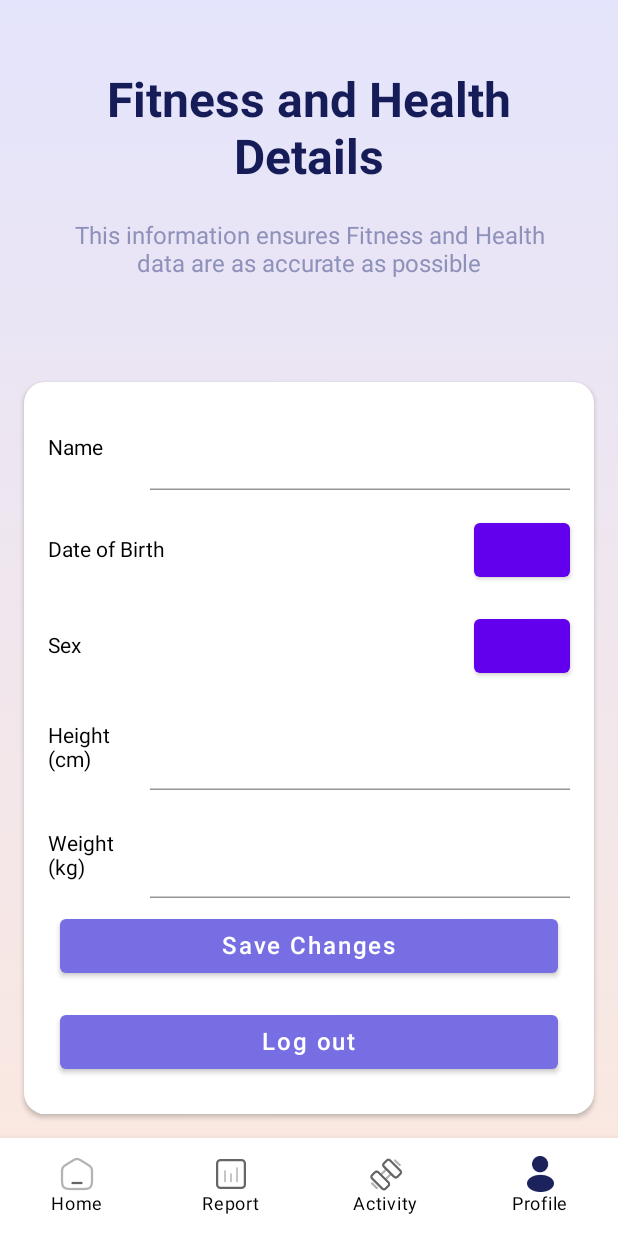
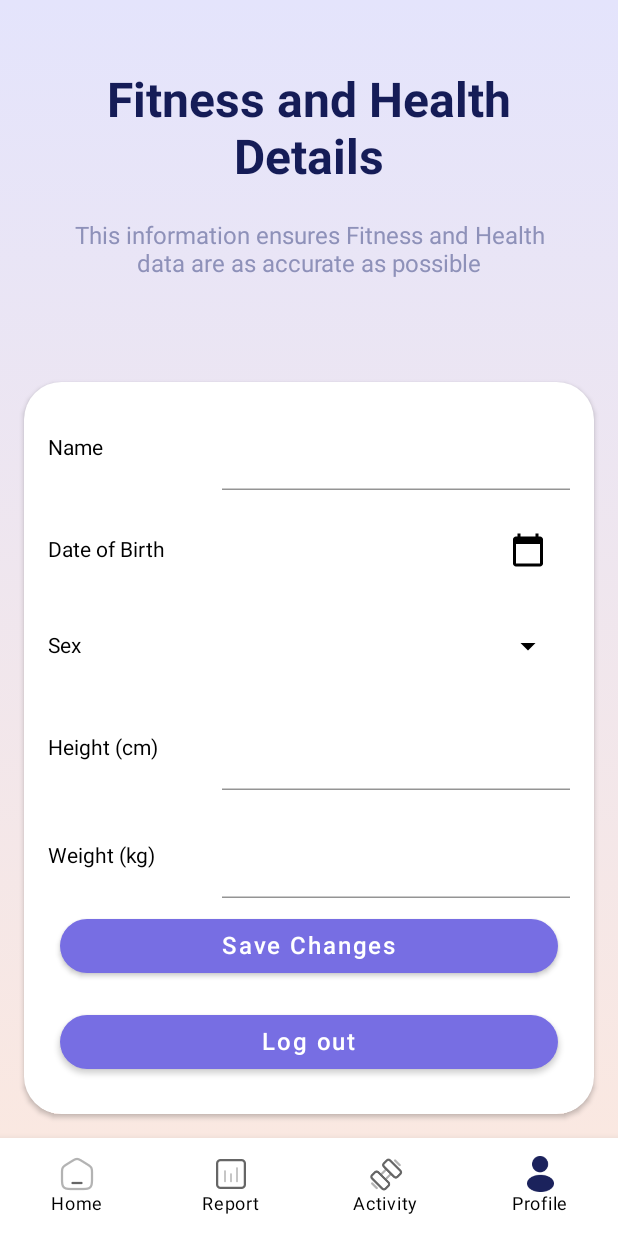
Before and after one commit to Wenshuang-Zhang/FIT5046_Group10, an Android app built with Jetpack Compose: the ProfileScreen screen opened through its navigation route, on a phone screen of 412 x 824 dp. Run offline under Robolectric (Android 15) with nearby library versions, the phone set to English and light mode, and no system bars; our stand-ins replace Firebase (no records; nobody signed in at launch, a user with empty details on screens opened directly).

Commit message:
update some profileScreen details

```diff
--- a/FIT5046_A1/app/src/main/java/com/example/a1/ProfileScreen.kt
+++ b/FIT5046_A1/app/src/main/java/com/example/a1/ProfileScreen.kt
@@ -13,6 +13,9 @@ import androidx.compose.foundation.layout.*
 import androidx.compose.foundation.shape.RoundedCornerShape
 //noinspection UsingMaterialAndMaterial3Libraries
 import androidx.compose.material.*
+import androidx.compose.material.icons.Icons
+import androidx.compose.material.icons.filled.ArrowDropDown
+import androidx.compose.material.icons.filled.CalendarToday
 import androidx.compose.runtime.*
 import androidx.compose.ui.Alignment
 
@@ -22,7 +25,9 @@ import androidx.compose.ui.graphics.Color
 import androidx.compose.ui.platform.LocalContext
 import androidx.compose.ui.text.font.FontWeight
 import androidx.compose.ui.text.style.TextAlign
+import androidx.compose.ui.text.style.TextOverflow
 import androidx.compose.ui.tooling.preview.Preview
+import androidx.compose.ui.unit.DpOffset
 import androidx.compose.ui.unit.dp
 import androidx.compose.ui.unit.sp
 import androidx.navigation.NavHostController
@@ -79,7 +84,7 @@ fun ProfileScreen(navController: NavHostController) {
                 .fillMaxSize()
                 .padding(32.dp),
             horizontalAlignment = Alignment.CenterHorizontally,
-            verticalArrangement = Arrangement.Top // 从顶部开始排列
+            verticalArrangement = Arrangement.Top
         ) {
             Spacer(modifier = Modifier.height(16.dp))
 
@@ -104,9 +109,9 @@ fun ProfileScreen(navController: NavHostController) {
         }
 
         Spacer(modifier = Modifier.height(8.dp))
-
+        //name
     Card(
-            shape = RoundedCornerShape(14.dp),
+            shape = RoundedCornerShape(25.dp),
             modifier = Modifier
                 .fillMaxWidth()
                 .padding(16.dp)
@@ -119,33 +124,49 @@ fun ProfileScreen(navController: NavHostController) {
                 nameError = it.any { char -> !char.isLetter() } || it.length > 20
             }, error = nameError)
                 Spacer(modifier = Modifier.height(16.dp))
-
+            //date of birth
                 InformationRow(
                     label = "Date of Birth",
                     value = dateOfBirth,
                     readOnly = true,
                     onClick = {
                         showDatePicker(context) { newDate -> dateOfBirth = newDate }
-                    })
+                    },
+                    iconType = "calendar")
                 Spacer(modifier = Modifier.height(16.dp))
+//sex
+            Box(modifier = Modifier.fillMaxWidth()) {
+                InformationRow(
+                    label = "Sex",
+                    value = sex,
+                    readOnly = true,
+                    onClick = { expanded = !expanded },
+                    iconType = "dropdown"
+                )
 
-                InformationRow(label = "Sex", value = sex, readOnly = true, onClick = {
-                    expanded = true
-                })
+                // Conditionally display the DropdownMenu when 'expanded' is true
+                if (expanded) {
                     DropdownMenu(
                         expanded = expanded,
-                    onDismissRequest = { expanded = false }
+                        onDismissRequest = { expanded = false },
+                        offset = DpOffset(x = 114.dp, y = 0.dp),
+                        modifier = Modifier.align(Alignment.BottomStart)
                     ) {
-                    sexOptions.forEach { option ->
+                        sexOptions.forEach { label ->
                             DropdownMenuItem(onClick = {
-                            sex = option
+                                sex = label
                                 expanded = false
                             }) {
-                            Text(option)
+                                Text(text = label)
                             }
                         }
                     }
+                }
+            }
+
             Spacer(modifier = Modifier.height(16.dp))
+
+
 
             InformationRow("Height (cm)", height, onValueChange = {
                 height = it
@@ -159,6 +180,7 @@ fun ProfileScreen(navController: NavHostController) {
                 weightError = it.toIntOrNull()?.let { num -> num < 1 || num > 400 } ?: true
             }, error = weightError)
 
+// save changes button
                 Button(
                     onClick = {
                         saveUserInfo(
@@ -173,6 +195,7 @@ fun ProfileScreen(navController: NavHostController) {
                             navController
                         )
                     },
+                    shape = RoundedCornerShape(25.dp),
                     modifier = Modifier
                         .fillMaxWidth()
                         .padding(8.dp),
@@ -182,6 +205,7 @@ fun ProfileScreen(navController: NavHostController) {
 
                 }
 
+                //logout button
                 Button(
                     onClick = {
                         // Handle logout logic
@@ -190,6 +214,7 @@ fun ProfileScreen(navController: NavHostController) {
                             popUpTo("profile") { inclusive = true } // Clear back stack up to profile screen
                         }
                     },
+                    shape = RoundedCornerShape(25.dp),
                     modifier = Modifier
                         .fillMaxWidth()
                         .padding(8.dp),
@@ -212,15 +237,29 @@ fun InformationRow(
     onValueChange: (String) -> Unit = {},
     readOnly: Boolean = false,
     error: Boolean = false,
-    onClick: (() -> Unit)? = null
+    onClick: (() -> Unit)? = null,
+    iconType: String = "calendar" // 默认为日历图标
 ) {
     Row(modifier = Modifier.fillMaxWidth(), verticalAlignment = Alignment.CenterVertically) {
         Text(label, modifier = Modifier.weight(1f))
 
         if (readOnly) {
             if (onClick != null) {
-                Button(onClick = onClick) {
-                    Text(value)
+                Button(
+                    onClick = onClick,
+                    colors = ButtonDefaults.buttonColors(backgroundColor = Color.Transparent),
+                    elevation = ButtonDefaults.elevation(defaultElevation = 0.dp, pressedElevation = 0.dp),
+                    modifier = Modifier.weight(2f)  // Ensures the button expands to fill space
+                ) {
+                    Row(verticalAlignment = Alignment.CenterVertically) {
+                        Text(value, color = Color.Black, overflow = TextOverflow.Ellipsis, modifier = Modifier.weight(1f))
+                        // 根据iconType选择图标
+                        Icon(
+                            imageVector = if (iconType == "calendar") Icons.Filled.CalendarToday else Icons.Filled.ArrowDropDown,
+                            contentDescription = if (iconType == "calendar") "Select Date" else "Expand",
+                            modifier = Modifier.padding(start = 4.dp) // Optional padding between text and icon
+                        )
+                    }
                 }
             } else {
                 Text(value, modifier = Modifier.weight(2f))
@@ -234,7 +273,8 @@ fun InformationRow(
                 colors = TextFieldDefaults.textFieldColors(
                     backgroundColor = Color.Transparent,
                     errorIndicatorColor = if (error) Color.Red else Color.Transparent
-                )
+                ),
+                modifier = Modifier.weight(2f)
             )
             if (error) {
                 Text("Invalid input", color = Color.Red, style = MaterialTheme.typography.caption)
@@ -242,6 +282,7 @@ fun InformationRow(
         }
     }
 }
+
 
 
 
```
Lines whose indentation alone changed are shown as unchanged.
